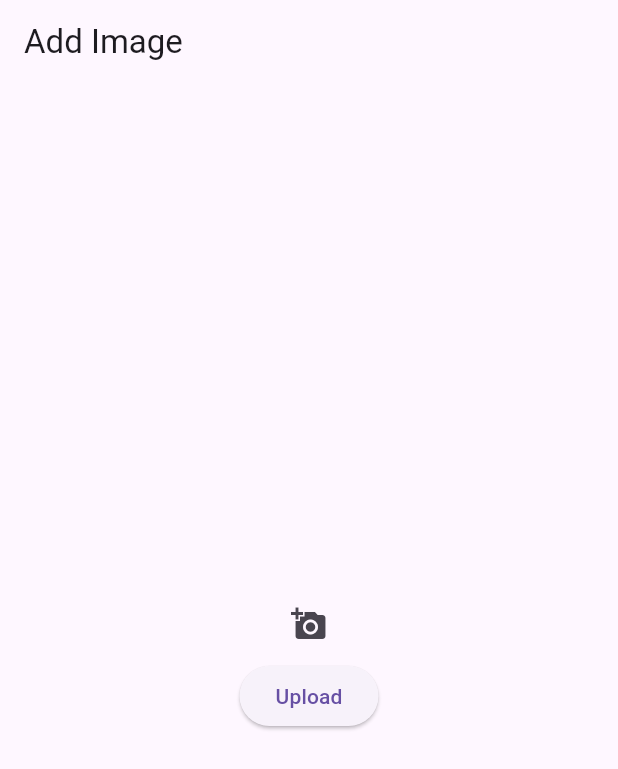
After one commit to Sharif-Shariutullah/elearn, a Flutter app: the screen it shows after launch, after a tap on "Upload", on a phone screen of 412 x 824 dp. The commit adds this screen. Shown: the top 769 px of the screen. Run offline on Flutter 3.47's test engine with Material 3 defaults, Android fonts, the phone set to English and light mode, and no system bars; our stand-ins replace cloud_firestore, firebase_core, firebase_storage, flutter_secure_storage, image_picker; accounts and stored records are empty; network calls fail.

Commit message:
image upload

```diff
--- /dev/null
+++ b/lib/add_image.dart
@@ -0,0 +1,88 @@
+import 'dart:io';
+
+import 'package:firebase_storage/firebase_storage.dart';
+import 'package:flutter/material.dart';
+import 'package:image_picker/image_picker.dart';
+
+class AddImage extends StatefulWidget {
+  const AddImage({super.key});
+
+
+
+  @override
+  State<AddImage> createState() => _AddImageState();
+}
+
+class _AddImageState extends State<AddImage> {
+
+
+String imageUrl = '';
+
+  @override
+  Widget build(BuildContext context) {
+    return Scaffold(
+      appBar: AppBar(
+        title: const Text("Add Image"),
+      ),
+      body: Center(
+        child: Container(
+          child: SingleChildScrollView(
+            scrollDirection: Axis.vertical,
+            child: Column(
+              children: [
+                SizedBox(
+                  height: 100.0,
+                ),
+                IconButton(
+                  onPressed: () {},
+                  icon: Icon(Icons.add_a_photo),
+                ),
+                ElevatedButton(
+                  onPressed: () async {
+                    ImagePicker imagePicker = ImagePicker();
+                    XFile? file = await imagePicker.pickImage(
+                        source: ImageSource.gallery);
+                    print('${file?.path}');
+
+                    if (file == null) return;
+                    String uniqueFileName =
+                        DateTime.now().millisecondsSinceEpoch.toString();
+
+
+
+                    Reference referenceRoot = FirebaseStorage.instance.ref();
+                    Reference referenceDirImages =
+                        referenceRoot.child('images');
+
+                    //Create a reference for the image to be stored
+                    Reference referenceImageToUpload =
+                        referenceDirImages.child('name');
+
+                    //Handle errors/success
+                    try {
+                      //Store the file
+                      await referenceImageToUpload.putFile(File(file!.path));
+                      //Success: get the download URL
+                      imageUrl = await referenceImageToUpload.getDownloadURL();
+                    } catch (error) {
+                      //Some error occurred
+                    }
+
+
+
+
+
+                  },
+                  child: Text("Upload"),
+                ),
+                SizedBox(
+                  height: 100.0,
+                ),
+              ],
+            ),
+          ),
+        ),
+      ),
+    );
+  }
+}
--- a/lib/main.dart
+++ b/lib/main.dart
@@ -1,5 +1,7 @@
 import 'package:elearning/abc.dart';
+import 'package:elearning/add_image.dart';
 import 'package:elearning/apiCall.dart';
+import 'package:elearning/createUpdateDelete.dart';
 import 'package:elearning/createUser.dart';
 import 'package:elearning/data_list.dart';
 import 'package:elearning/firebase_options.dart';
@@ -31,11 +33,13 @@ class MyApp extends StatelessWidget {
       ),
 
 
-  initialRoute: "/signup",
+  initialRoute: "/addImage",
   routes: {
     "/login" : (context) => loginAPI(),
     "/home" : (context) => dataList(),
     "/signup" : (context) => createUser(),
+    "/crud" : (context) => FormPage2(),
+    "/addImage" : (context) => AddImage(),
   },
 
   //    home:
--- a/pubspec.yaml
+++ b/pubspec.yaml
@@ -43,6 +43,9 @@ dependencies:
   http: ^1.2.1
   flutter_secure_storage: ^9.0.0
   shared_preferences: ^2.2.3
+  firebase_storage: ^11.7.5
+  firebase_crashlytics: ^3.5.5
+  image_picker: ^1.1.1
 
 dev_dependencies:
   flutter_test:
```
Also changed, not shown: lib/createUpdateDelete.dart (added, +365 -0 lines), pubspec.lock, 5 other files.
